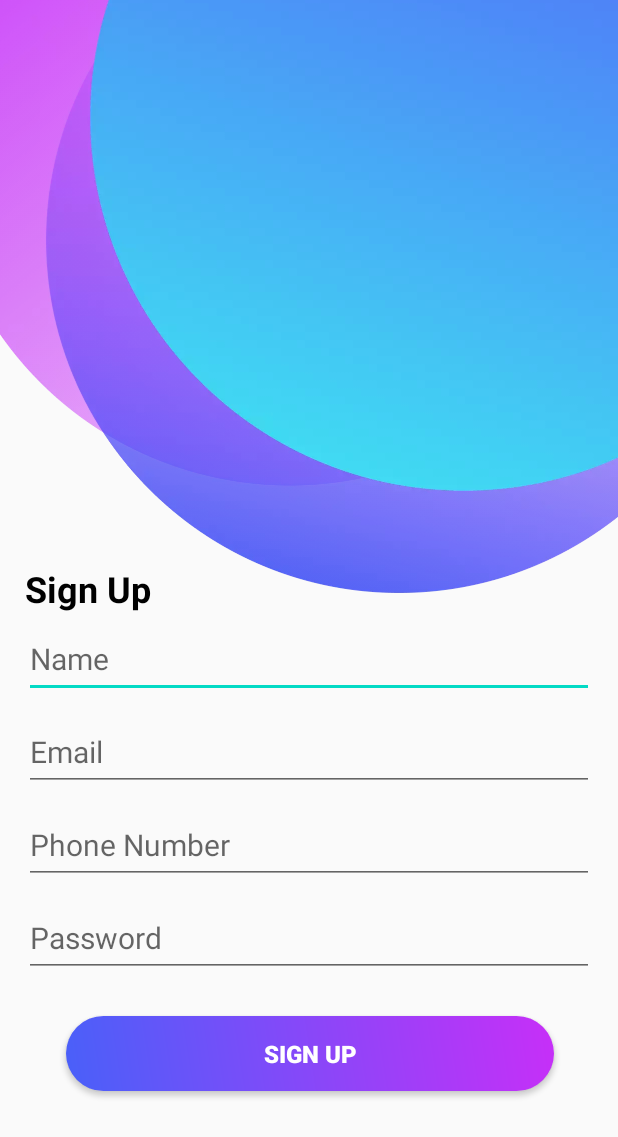
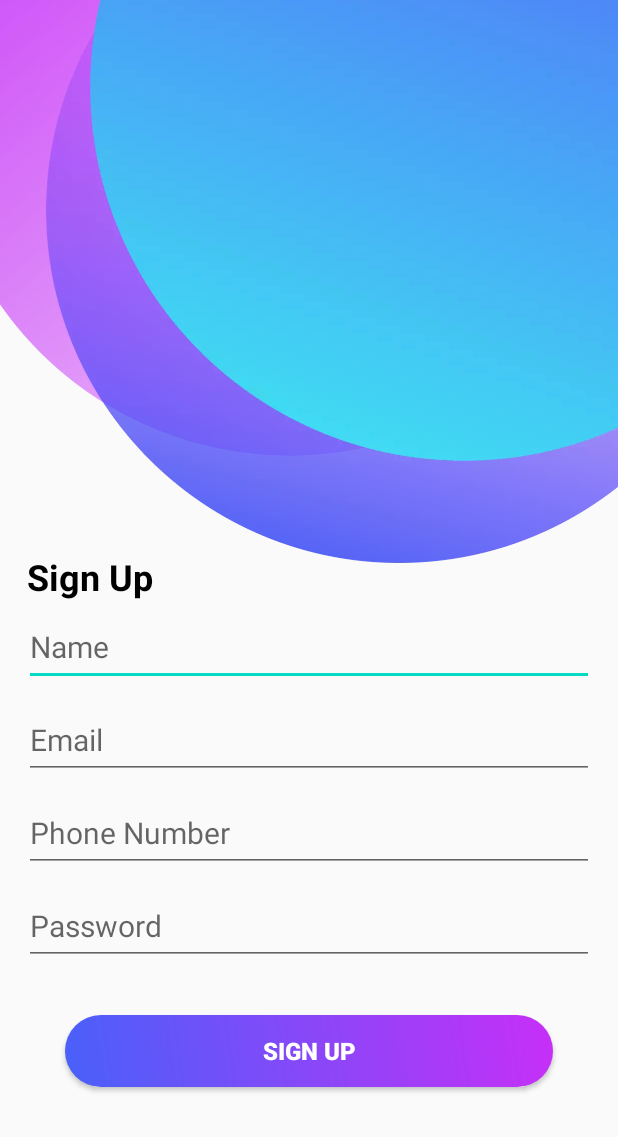
Before and after one commit to avi-vivek/StockMoney, an Android app: the signup screen opened directly, with no data from a screen before it, on a phone screen of 412 x 824 dp. Shown: the top 1137 px of the screen. Run offline under Robolectric (Android 15) with nearby library versions, the phone set to English and light mode, and no system bars.

Commit message:
Rearrange signup page

```diff
--- a/app/src/main/res/layout-normal/activity_signup.xml
+++ b/app/src/main/res/layout-normal/activity_signup.xml
@@ -11,7 +11,7 @@
         android:id="@+id/imageView"
         android:layout_width="604dp"
         android:layout_height="509dp"
-        android:layout_marginBottom="4dp"
+        android:layout_marginBottom="16dp"
         android:contentDescription="@string/image"
         android:scaleType="fitStart"
         android:src="@drawable/image2"
@@ -24,14 +24,14 @@
         android:id="@+id/textView4"
         android:layout_width="88dp"
         android:layout_height="41dp"
-        android:layout_marginTop="372dp"
+        android:layout_marginTop="364dp"
         android:gravity="center|fill_vertical"
         android:text="@string/sign_up"
         android:textColor="@android:color/black"
         android:textSize="24sp"
         android:textStyle="bold"
         app:layout_constraintEnd_toEndOf="parent"
-        app:layout_constraintHorizontal_bias="0.046"
+        app:layout_constraintHorizontal_bias="0.049"
         app:layout_constraintStart_toStartOf="parent"
         app:layout_constraintTop_toTopOf="parent" />
 
@@ -117,8 +117,8 @@
     <Button
         android:id="@+id/button"
         android:layout_width="325dp"
-        android:layout_height="50dp"
-        android:layout_marginTop="5dp"
+        android:layout_height="wrap_content"
+        android:layout_marginTop="10dp"
         android:layout_marginBottom="16dp"
         android:background="@drawable/button_layout"
         android:text="@string/sign_up"
@@ -127,9 +127,8 @@
         android:textStyle="bold"
         app:layout_constraintBottom_toBottomOf="parent"
         app:layout_constraintEnd_toEndOf="parent"
-        app:layout_constraintHorizontal_bias="0.504"
         app:layout_constraintStart_toStartOf="parent"
         app:layout_constraintTop_toBottomOf="@+id/editTextTextPassword"
-        app:layout_constraintVertical_bias="0.205" />
+        app:layout_constraintVertical_bias="0.218" />
 
 </androidx.constraintlayout.widget.ConstraintLayout>
```
